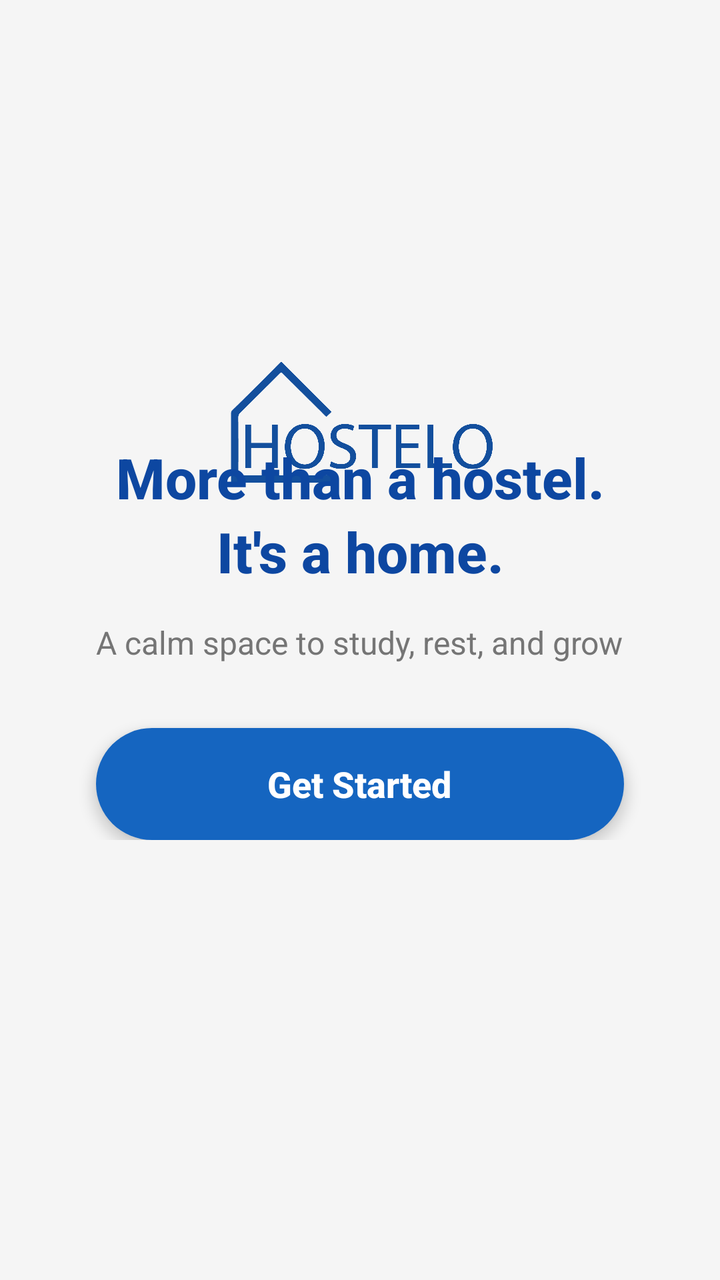
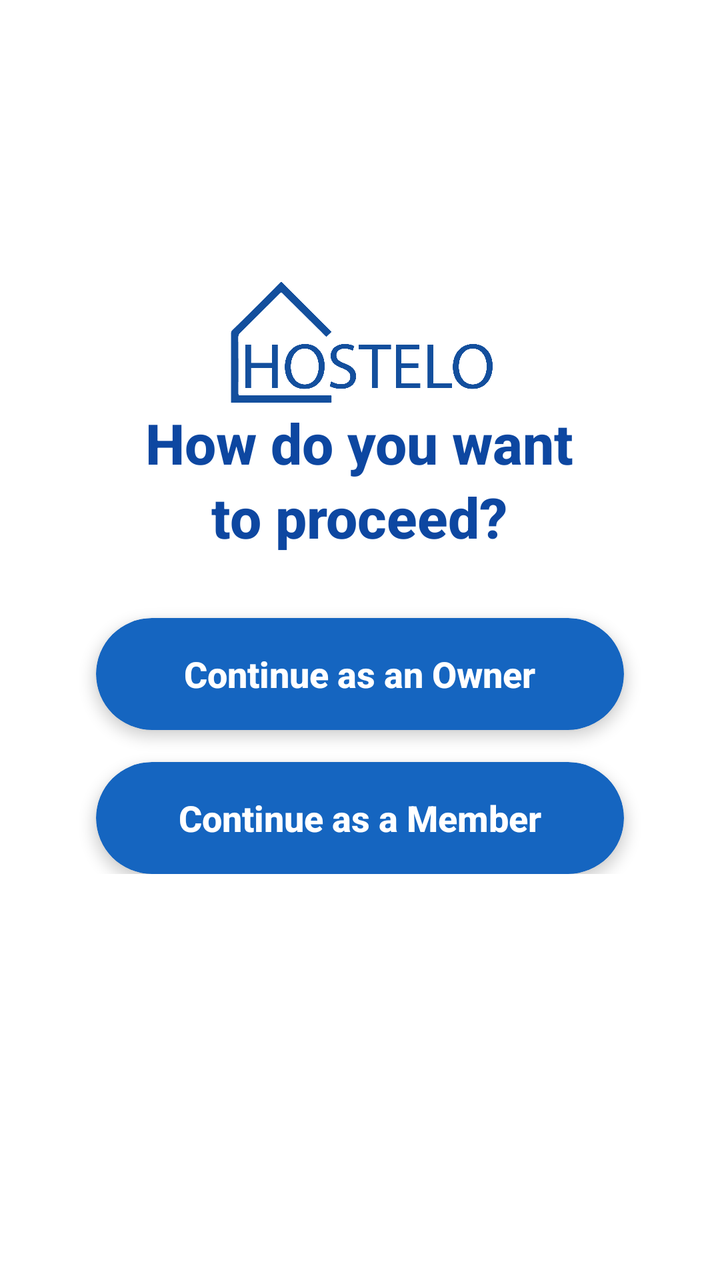

An Android layout rendered at two revisions. The XML below is the earlier revision; the diff shows what the commit changed to produce the second picture.
<!-- AndroidManifest.xml: application theme Theme.Hostello -->
<!-- res/layout/activity_intro.xml -->
<?xml version="1.0" encoding="utf-8"?>
<RelativeLayout xmlns:android="http://schemas.android.com/apk/res/android"
    xmlns:app="http://schemas.android.com/apk/res-auto"
    android:layout_width="match_parent"
    android:layout_height="match_parent"
    android:background="#F5F5F5">

    
    <ImageView
        android:id="@+id/logo"
        android:layout_width="320dp"
        android:layout_height="200dp"
        android:layout_centerHorizontal="true"
        android:layout_marginTop="120dp"
        android:src="@drawable/host_logo_02"
        android:scaleType="fitCenter"
        android:contentDescription="Hostello Logo" />

    
    <LinearLayout
        android:layout_width="match_parent"
        android:layout_height="wrap_content"
        android:layout_centerInParent="true"
        android:orientation="vertical"
        android:gravity="center"
        android:paddingLeft="32dp"
        android:paddingRight="32dp">

        
        <TextView
            android:id="@+id/main_heading"
            android:layout_width="wrap_content"
            android:layout_height="wrap_content"
            android:text="More than a hostel.\nIt's a home."
            android:textSize="28sp"
            android:textColor="#0D47A1"
            android:textStyle="bold"
            android:gravity="center"
            android:lineSpacingExtra="4dp"
            android:fontFamily="sans-serif-medium" />

        
        <TextView
            android:id="@+id/subtitle"
            android:layout_width="wrap_content"
            android:layout_height="wrap_content"
            android:layout_marginTop="16dp"
            android:text="A calm space to study, rest, and grow"
            android:textSize="16sp"
            android:textColor="#757575"
            android:gravity="center"
            android:fontFamily="sans-serif" />

        
        <androidx.cardview.widget.CardView
            android:id="@+id/get_started_button"
            android:layout_width="match_parent"
            android:layout_height="56dp"
            android:layout_marginTop="32dp"
            android:layout_marginLeft="16dp"
            android:layout_marginRight="16dp"
            app:cardCornerRadius="28dp"
            app:cardElevation="4dp"
            android:clickable="true"
            android:focusable="true"
            android:foreground="?android:attr/selectableItemBackground">

            <RelativeLayout
                android:layout_width="match_parent"
                android:layout_height="match_parent"
                android:background="#1565C0">

                <TextView
                    android:layout_width="wrap_content"
                    android:layout_height="wrap_content"
                    android:layout_centerInParent="true"
                    android:text="Get Started"
                    android:textColor="#FFFFFF"
                    android:textSize="18sp"
                    android:textStyle="bold"
                    android:fontFamily="sans-serif-medium" />

            </RelativeLayout>

        </androidx.cardview.widget.CardView>

    </LinearLayout>

</RelativeLayout>
<!-- resources referenced by this layout -->
<resources>
  <!-- drawable host_logo_02: png bitmap (drawable, 61729 bytes) -->
  <style name="Theme.Hostello" parent="Base.Theme.Hostello" />
  <style name="Base.Theme.Hostello" parent="Theme.Material3.DayNight.NoActionBar">
          <item name="colorPrimary">@color/black</item>
      </style>
  <color name="black">#FF000000</color>
</resources>

<!-- the commit's change to res/layout/activity_intro.xml (unified diff, before → after) -->
@@ -3,7 +3,7 @@
     xmlns:app="http://schemas.android.com/apk/res-auto"
     android:layout_width="match_parent"
     android:layout_height="match_parent"
-    android:background="#F5F5F5">
+    android:background="#FFFFFF">
 
     
     <ImageView
@@ -11,10 +11,10 @@
         android:layout_width="320dp"
         android:layout_height="200dp"
         android:layout_centerHorizontal="true"
-        android:layout_marginTop="120dp"
+        android:layout_marginTop="80dp"
         android:src="@drawable/host_logo_02"
         android:scaleType="fitCenter"
-        android:contentDescription="Hostello Logo" />
+        android:contentDescription="@string/logo" />
 
     
     <LinearLayout
@@ -23,15 +23,15 @@
         android:layout_centerInParent="true"
         android:orientation="vertical"
         android:gravity="center"
-        android:paddingLeft="32dp"
-        android:paddingRight="32dp">
+        android:paddingStart="32dp"
+        android:paddingEnd="32dp">
 
         
         <TextView
             android:id="@+id/main_heading"
             android:layout_width="wrap_content"
             android:layout_height="wrap_content"
-            android:text="More than a hostel.\nIt's a home."
+            android:text="@string/how_do_you_want_to_proceed"
             android:textSize="28sp"
             android:textColor="#0D47A1"
             android:textStyle="bold"
@@ -40,47 +40,56 @@
             android:fontFamily="sans-serif-medium" />
 
         
-        <TextView
-            android:id="@+id/subtitle"
-            android:layout_width="wrap_content"
-            android:layout_height="wrap_content"
-            android:layout_marginTop="16dp"
-            android:text="A calm space to study, rest, and grow"
-            android:textSize="16sp"
-            android:textColor="#757575"
-            android:gravity="center"
-            android:fontFamily="sans-serif" />
-
-        
         <androidx.cardview.widget.CardView
-            android:id="@+id/get_started_button"
+            android:id="@+id/owner_button"
             android:layout_width="match_parent"
             android:layout_height="56dp"
             android:layout_marginTop="32dp"
-            android:layout_marginLeft="16dp"
-            android:layout_marginRight="16dp"
+            android:layout_marginStart="16dp"
+            android:layout_marginEnd="16dp"
             app:cardCornerRadius="28dp"
             app:cardElevation="4dp"
+            app:cardBackgroundColor="#1565C0"
             android:clickable="true"
             android:focusable="true"
             android:foreground="?android:attr/selectableItemBackground">
 
-            <RelativeLayout
-                android:layout_width="match_parent"
-                android:layout_height="match_parent"
-                android:background="#1565C0">
+            <TextView
+                android:layout_width="wrap_content"
+                android:layout_height="wrap_content"
+                android:layout_gravity="center"
+                android:text="@string/continue_as_owner"
+                android:textColor="#FFFFFF"
+                android:textSize="18sp"
+                android:textStyle="bold"
+                android:fontFamily="sans-serif-medium" />
 
-                <TextView
-                    android:layout_width="wrap_content"
-                    android:layout_height="wrap_content"
-                    android:layout_centerInParent="true"
-                    android:text="Get Started"
-                    android:textColor="#FFFFFF"
-                    android:textSize="18sp"
-                    android:textStyle="bold"
-                    android:fontFamily="sans-serif-medium" />
+        </androidx.cardview.widget.CardView>
 
-            </RelativeLayout>
+        
+        <androidx.cardview.widget.CardView
+            android:id="@+id/member_button"
+            android:layout_width="match_parent"
+            android:layout_height="56dp"
+            android:layout_marginTop="16dp"
+            android:layout_marginStart="16dp"
+            android:layout_marginEnd="16dp"
+            app:cardCornerRadius="28dp"
+            app:cardElevation="4dp"
+            app:cardBackgroundColor="#1565C0"
+            android:clickable="true"
+            android:focusable="true"
+            android:foreground="?android:attr/selectableItemBackground">
+
+            <TextView
+                android:layout_width="wrap_content"
+                android:layout_height="wrap_content"
+                android:layout_gravity="center"
+                android:text="@string/continue_as_member"
+                android:textColor="#FFFFFF"
+                android:textSize="18sp"
+                android:textStyle="bold"
+                android:fontFamily="sans-serif-medium" />
 
         </androidx.cardview.widget.CardView>
 
<!-- resource entries referenced after the edit -->
@@ -1,6 +1,10 @@
 <!-- resources referenced by this layout -->
 <resources>
   <!-- drawable host_logo_02: png bitmap (drawable, 61729 bytes) -->
+  <string name="continue_as_member">Continue as a Member</string>
+  <string name="continue_as_owner">Continue as an Owner</string>
+  <string name="how_do_you_want_to_proceed">How do you want\nto proceed?</string>
+  <string name="logo">Hostello Logo</string>
   <style name="Theme.Hostello" parent="Base.Theme.Hostello" />
   <style name="Base.Theme.Hostello" parent="Theme.Material3.DayNight.NoActionBar">
           <item name="colorPrimary">@color/black</item>
